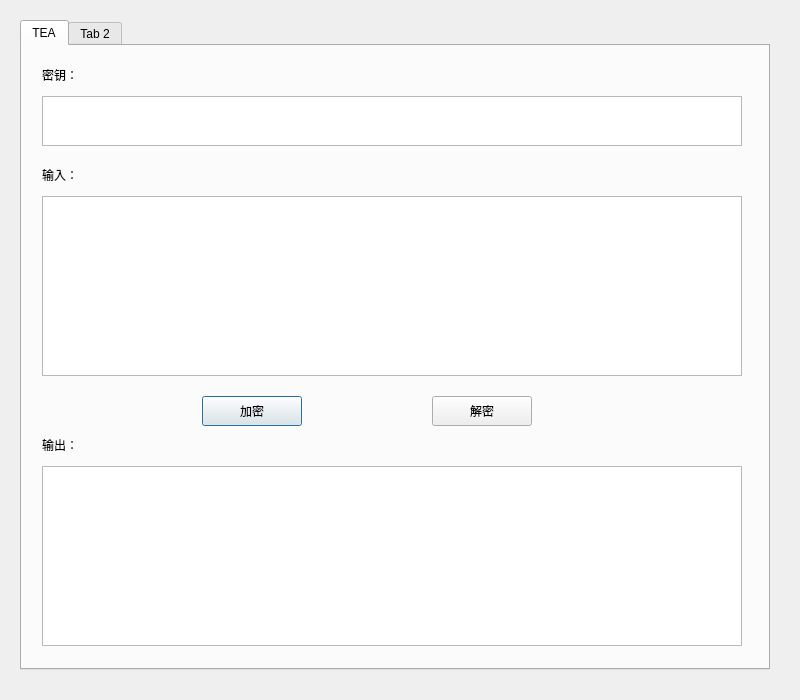
Above: debugger/debugger.ui from elemtype/tm before the change. Below: the same form after it.
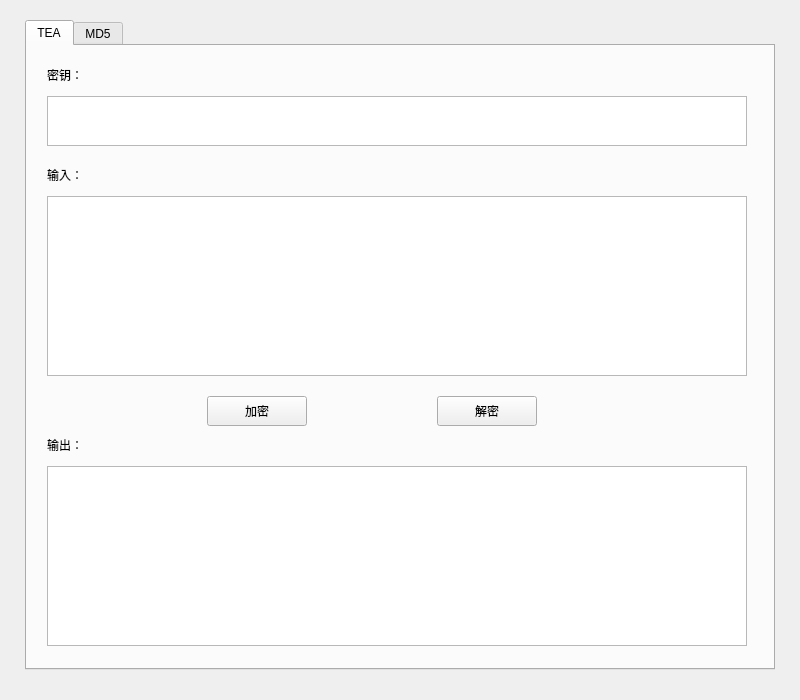
That is the form after the change.

```diff
--- a/debugger/debugger.ui
+++ b/debugger/debugger.ui
@@ -1,7 +1,7 @@
 <?xml version="1.0" encoding="UTF-8"?>
 <ui version="4.0">
- <class>Dialog</class>
- <widget class="QDialog" name="Dialog">
+ <class>Form</class>
+ <widget class="QWidget" name="Form">
   <property name="geometry">
    <rect>
     <x>0</x>
@@ -16,7 +16,7 @@
   <widget class="QTabWidget" name="tabWidget">
    <property name="geometry">
     <rect>
-     <x>20</x>
+     <x>25</x>
      <y>20</y>
      <width>750</width>
      <height>650</height>
@@ -148,7 +148,7 @@
    </widget>
    <widget class="QWidget" name="tab_2">
     <attribute name="title">
-     <string>Tab 2</string>
+     <string>MD5</string>
     </attribute>
    </widget>
   </widget>
```
Left out of the diff: 2 changed lines with no effect on the pictures.
